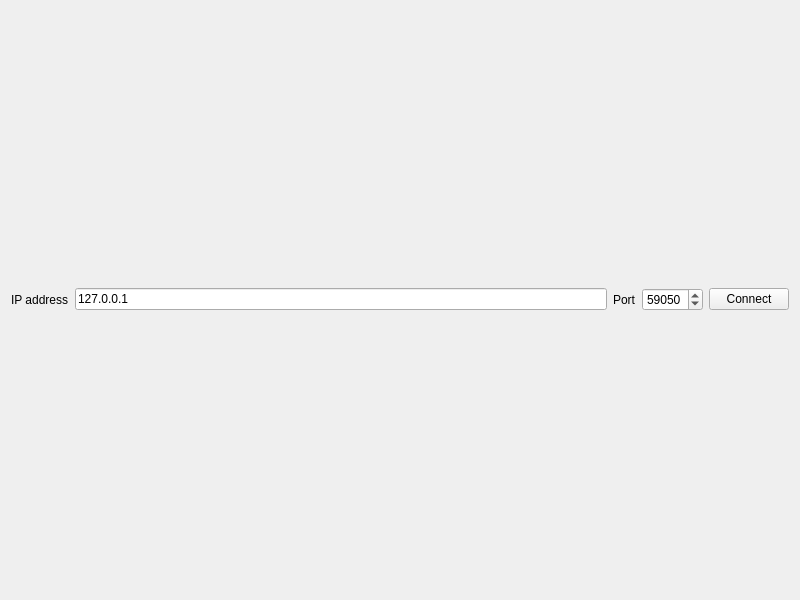
Above: Lab1Client/widget.ui from JucovAllexandr/PAD_Lab1 before the change. Below: the same form after it.
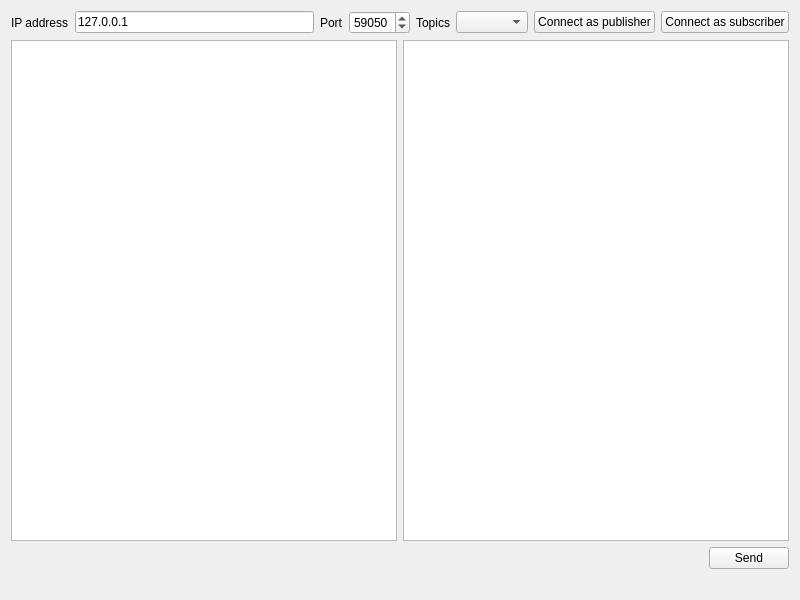
That is the form after the change.

Commit message: add send json

```diff
--- a/Lab1Client/widget.ui
+++ b/Lab1Client/widget.ui
@@ -59,19 +59,74 @@
         </widget>
        </item>
        <item>
-        <widget class="QPushButton" name="pushButton_connect">
+        <widget class="QLabel" name="label">
          <property name="text">
-          <string>Connect</string>
+          <string>Topics</string>
          </property>
         </widget>
        </item>
+       <item>
+        <widget class="QComboBox" name="comboBox_topics"/>
+       </item>
+       <item>
+        <widget class="QPushButton" name="pushButton_connectPb">
+         <property name="text">
+          <string>Connect as publisher</string>
+         </property>
+        </widget>
+       </item>
+       <item>
+        <widget class="QPushButton" name="pushButton_connectSb">
+         <property name="text">
+          <string>Connect as subscriber</string>
+         </property>
+        </widget>
+       </item>
       </layout>
      </item>
      <item>
-      <layout class="QHBoxLayout" name="horizontalLayout_2"/>
+      <layout class="QHBoxLayout" name="horizontalLayout_2">
+       <item>
+        <widget class="QTextBrowser" name="textBrowser_2"/>
+       </item>
+       <item>
+        <widget class="QPlainTextEdit" name="plainTextEdit"/>
+       </item>
+      </layout>
+     </item>
+     <item>
+      <layout class="QHBoxLayout" name="horizontalLayout_3">
+       <item>
+        <spacer name="horizontalSpacer">
+         <property name="orientation">
+          <enum>Qt::Horizontal</enum>
+         </property>
+         <property name="sizeHint" stdset="0">
+          <size>
+           <width>40</width>
+           <height>20</height>
+          </size>
+         </property>
+        </spacer>
+       </item>
+       <item>
+        <widget class="QPushButton" name="pushButton_send">
+         <property name="text">
+          <string>Send</string>
+         </property>
+        </widget>
+       </item>
+      </layout>
      </item>
     </layout>
    </item>
+   <item>
+    <widget class="QLabel" name="label_satus">
+     <property name="text">
+      <string/>
+     </property>
+    </widget>
+   </item>
   </layout>
  </widget>
  <resources/>
```
The commit also changes 35 other files.
